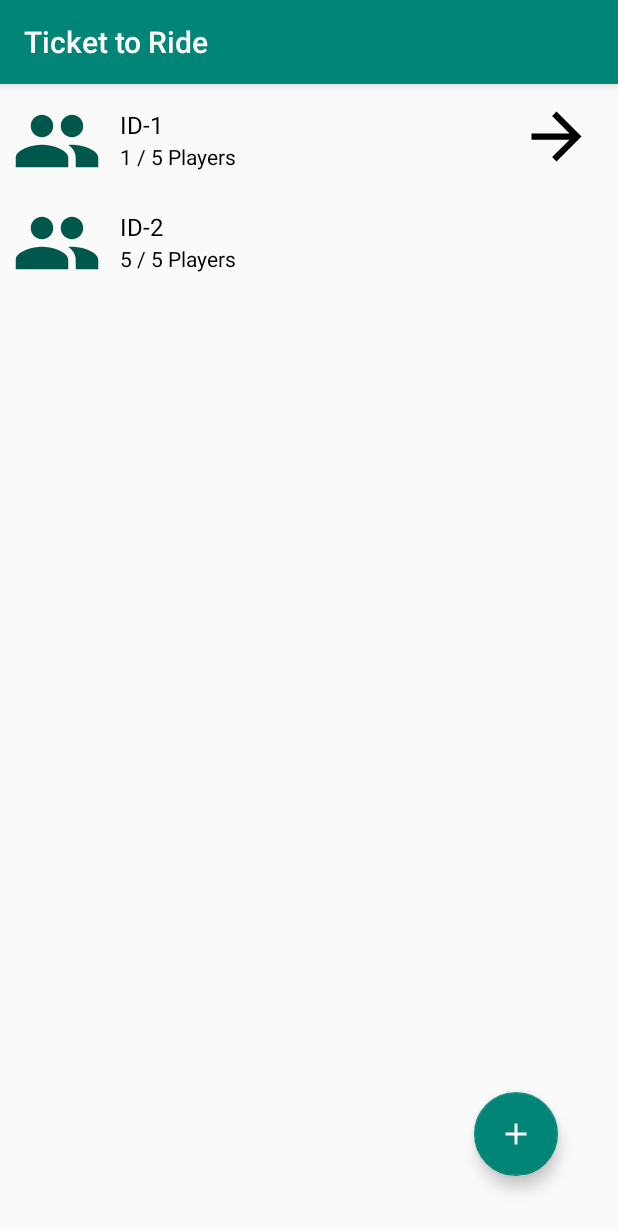
After one commit to isaacrae483/cs340-ticket-to-ride, an Android app: the GameListActivity screen opened directly, with no data from a screen before it, on a phone screen of 412 x 824 dp. The commit adds this screen. Shown: the top 1231 px of the screen. Run offline under Robolectric (Android 15) with nearby library versions, the phone set to English and light mode, and no system bars.

Commit message:
Game class now implements IGameListEntry. The GameListActivity is pretty much done. Interface created for the GameListActivity. GameListPresenter has been added to.

```diff
--- a/app/build.gradle
+++ b/app/build.gradle
@@ -28,4 +28,5 @@ dependencies {
     androidTestImplementation 'com.android.support.test:runner:1.0.2'
     androidTestImplementation 'com.android.support.test.espresso:espresso-core:3.0.2'
     implementation project(path: ':tickettoride')
+    implementation 'com.android.support:recyclerview-v7:28.0.0'
 }
--- a/app/src/main/AndroidManifest.xml
+++ b/app/src/main/AndroidManifest.xml
@@ -24,6 +24,9 @@
                 <category android:name="android.intent.category.LAUNCHER" />
             </intent-filter>
         </activity>
+        <activity android:name=".Client.views.GameListActivity">
+
+        </activity>
     </application>
 
 </manifest>
--- a/app/src/main/java/edu/byu/cs340/tickettoride/Client/ClientModel.java
+++ b/app/src/main/java/edu/byu/cs340/tickettoride/Client/ClientModel.java
@@ -29,6 +29,7 @@ public class ClientModel extends Observable {
 
     public void setUsername(Username username) {
         this.username = username;
+        notifyObservers();
     }
 
     public MapGames getGames() {
@@ -37,6 +38,7 @@ public class ClientModel extends Observable {
 
     public void setGames(MapGames games) {
         this.games = games;
+        notifyObservers();
     }
 
     public Game getGame(ID id){
@@ -45,10 +47,12 @@ public class ClientModel extends Observable {
 
     public void addGame(Game game){
         games.addGame(game);
+        notifyObservers();
     }
 
     public void incrementPlayers(ID id, Username newUser){
         games.getGame(id).addPlayer(newUser);
+        notifyObservers();
     }
 
     public ID getActiveGameID() {
--- a/app/src/main/java/edu/byu/cs340/tickettoride/Client/presenters/GameListPresenter.java
+++ b/app/src/main/java/edu/byu/cs340/tickettoride/Client/presenters/GameListPresenter.java
@@ -3,10 +3,49 @@ package edu.byu.cs340.tickettoride.Client.presenters;
 import android.graphics.Paint;
 import android.os.AsyncTask;
 
+import java.util.ArrayList;
+import java.util.Observable;
+import java.util.Observer;
+
 import edu.byu.cs340.tickettoride.Client.ClientFacade;
+import edu.byu.cs340.tickettoride.Client.ClientModel;
+import edu.byu.cs340.tickettoride.Client.views.GameListActivity;
+import edu.byu.cs340.tickettoride.shared.Game.Game;
 import edu.byu.cs340.tickettoride.shared.Game.ID;
+import edu.byu.cs340.tickettoride.shared.Interface.IGameListEntry;
+import edu.byu.cs340.tickettoride.shared.User.Username;
 
-public class GameListPresenter {
+public class GameListPresenter implements IGameListPresenter, Observer {
+
+    private GameListActivity mGameListActivity;
+    private ClientFacade mClientFacade;
+    private ClientModel mClientModel;
+
+    public GameListPresenter(GameListActivity activity) {
+        mGameListActivity = activity;
+        mClientFacade = ClientFacade.instance();
+        mClientModel = ClientModel.instance();
+
+        // TESTING PURPOSES ONLY
+        ArrayList<IGameListEntry> testList = new ArrayList<IGameListEntry>();
+        try {
+            Game game = new Game();
+            game.addPlayer(new Username("testUser"));
+            Game game2 = new Game();
+            game2.addPlayer(new Username("testUser"));
+            game2.addPlayer(new Username("testUser"));
+            game2.addPlayer(new Username("testUser"));
+            game2.addPlayer(new Username("testUser"));
+            game2.addPlayer(new Username("testUser"));
+            testList.add(game);
+            testList.add(game2);
+        } catch (Throwable e) {
+            e.printStackTrace();
+        }
+        mGameListActivity.setGameList(testList);
+
+    }
+
     public void joinGame(ID id){
         JoinGameTask task = new JoinGameTask();
         task.execute(id);
@@ -21,8 +60,37 @@ public class GameListPresenter {
         //changes to the GameList Fragment
     }
 
-    public void displayToast(String string){
-        //displays toast usually an error that couldn't log in or register
+    @Override
+    public void addGamePressed() {
+        // FOR TESTING PURPOSES ONLY
+        ArrayList<IGameListEntry> testList = new ArrayList<IGameListEntry>();
+        try {
+            Game game = new Game();
+            game.addPlayer(new Username("testUser"));
+            Game game2 = new Game();
+            game2.addPlayer(new Username("testUser"));
+            game2.addPlayer(new Username("testUser"));
+            game2.addPlayer(new Username("testUser"));
+            game2.addPlayer(new Username("testUser"));
+            game2.addPlayer(new Username("testUser"));
+            testList.add(game);
+            testList.add(game2);
+        } catch (Throwable e) {
+            e.printStackTrace();
+        }
+        mGameListActivity.addGameToList(testList.get(0));
+        mGameListActivity.addGameToList(testList.get(1));
+        mGameListActivity.displayToast("Add Game Pressed");
+    }
+
+    @Override
+    public void joinGamePressed(ID gameID) {
+        mGameListActivity.displayToast(gameID.getId() + " pressed");
+    }
+
+    @Override
+    public void update(Observable observable, Object o) {
+
     }
 
 
--- a/app/src/main/java/edu/byu/cs340/tickettoride/Client/presenters/IGameListPresenter.java
+++ b/app/src/main/java/edu/byu/cs340/tickettoride/Client/presenters/IGameListPresenter.java
@@ -1,10 +1,13 @@
 package edu.byu.cs340.tickettoride.Client.presenters;
 
 import java.util.Observer;
+
+import edu.byu.cs340.tickettoride.shared.Game.ID;
 
 /**
  * Created by Thomas Lewis on 2/3/19.
  */
 public interface IGameListPresenter {
-
+    void addGamePressed();
+    void joinGamePressed(ID gameID);
 }
--- a/app/src/main/java/edu/byu/cs340/tickettoride/Client/presenters/ILoginPresenter.java
+++ b/app/src/main/java/edu/byu/cs340/tickettoride/Client/presenters/ILoginPresenter.java
@@ -12,5 +12,5 @@ public interface ILoginPresenter {
     void usernameChanged(String username);
     void passwordChanged(String password);
     void serverHostChanged(String host);
-
+    void viewDestroyed();
 }
--- /dev/null
+++ b/app/src/main/java/edu/byu/cs340/tickettoride/Client/views/GameListActivity.java
@@ -0,0 +1,169 @@
+package edu.byu.cs340.tickettoride.Client.views;
+
+import android.content.Context;
+import android.content.Intent;
+import android.os.Bundle;
+import android.support.annotation.NonNull;
+import android.support.design.widget.FloatingActionButton;
+import android.support.v7.app.AppCompatActivity;
+import android.support.v7.widget.LinearLayoutManager;
+import android.support.v7.widget.RecyclerView;
+import android.view.LayoutInflater;
+import android.view.View;
+import android.view.ViewGroup;
+import android.widget.ImageView;
+import android.widget.TextView;
+import android.widget.Toast;
+
+import java.util.ArrayList;
+import java.util.List;
+
+import edu.byu.cs340.tickettoride.Client.presenters.GameListPresenter;
+import edu.byu.cs340.tickettoride.Client.presenters.IGameListPresenter;
+import edu.byu.cs340.tickettoride.R;
+import edu.byu.cs340.tickettoride.shared.Game.Game;
+import edu.byu.cs340.tickettoride.shared.Game.ID;
+import edu.byu.cs340.tickettoride.shared.Interface.IGameListEntry;
+
+/**
+ * Created by Thomas Lewis on 2/4/19.
+ */
+public class GameListActivity extends AppCompatActivity {
+
+    RecyclerView mGameList;
+    GameAdapater mGameAdapater;
+
+    FloatingActionButton mAddGameButton;
+    IGameListPresenter mGameListPresenter;
+
+
+
+    public static Intent newIntent(Context packageContext) {
+        return new Intent(packageContext, GameListActivity.class);
+    }
+
+    public void setGameList(List<IGameListEntry> games) {
+        mGameAdapater.setNewDataset(games);
+        mGameAdapater.notifyDataSetChanged();
+    }
+
+    public void addGameToList(IGameListEntry game) {
+        mGameAdapater.addGameEntry(game);
+    }
+
+    public void updateGame(IGameListEntry game) {
+        mGameAdapater.gameChanged(game);
+    }
+
+    public void displayToast(String text) {
+        Toast.makeText(this.getApplicationContext(), text, Toast.LENGTH_LONG).show();
+    }
+
+
+    @Override
+    protected void onCreate(Bundle savedInstanceState) {
+        super.onCreate(savedInstanceState);
+        setContentView(R.layout.activity_game_list);
+
+        mAddGameButton = findViewById(R.id.newGameButton);
+        mGameList = findViewById(R.id.gameList);
+
+        mGameList.setLayoutManager(new LinearLayoutManager(this));
+        mGameAdapater = new GameAdapater(new ArrayList<IGameListEntry>());
+        mGameList.setAdapter(mGameAdapater);
+
+        // Initialize presenter after all members have been defined
+        mGameListPresenter = new GameListPresenter(this);
+
+        mAddGameButton.setOnClickListener(new View.OnClickListener() {
+            @Override
+            public void onClick(View view) {
+                mGameListPresenter.addGamePressed();
+            }
+        });
+
+
+
+    }
+
+    private class GameHolder extends RecyclerView.ViewHolder {
+        ID mGameID;
+        int mPlayerCount;
+        ImageView mJoinGameButton;
+        TextView mPlayerCountView;
+        TextView mGameNameView;
+        String playerCountTemplate = getResources().getString(R.string.player_count_list);
+
+        public GameHolder(LayoutInflater inflater, ViewGroup parent) {
+            super(inflater.inflate(R.layout.list_item_game, parent, false));
+            mJoinGameButton = itemView.findViewById(R.id.joinButton);
+            mJoinGameButton.setOnClickListener(new View.OnClickListener() {
+                @Override
+                public void onClick(View view) {
+                    mGameListPresenter.joinGamePressed(mGameID);
+                }
+            });
+            mPlayerCountView = itemView.findViewById(R.id.playerCount);
+            mGameNameView = itemView.findViewById(R.id.gameID);
+        }
+
+        public void bind(IGameListEntry game) {
+            mGameID = game.getId();
+            mPlayerCount = game.getPlayerCount();
+            mGameNameView.setText(mGameID.getId());
+            mPlayerCountView.setText(mPlayerCount + playerCountTemplate);
+            if (game.isGameFull())
+                mJoinGameButton.setVisibility(View.INVISIBLE);
+            else
+                mJoinGameButton.setVisibility(View.VISIBLE);
+        }
+
+
+    }
+
+    private class GameAdapater extends RecyclerView.Adapter<RecyclerView.ViewHolder> {
+
+        private List<IGameListEntry> mGameList;
+
+        public GameAdapater(List<IGameListEntry> initialGameList) {
+            mGameList = initialGameList;
+        }
+
+        @NonNull
+        @Override
+        public RecyclerView.ViewHolder onCreateViewHolder(@NonNull ViewGroup parent, int viewType) {
+            LayoutInflater layoutInflater = LayoutInflater.from(GameListActivity.this);
+            return new GameHolder(layoutInflater, parent);
+        }
+
+        @Override
+        public void onBindViewHolder(@NonNull RecyclerView.ViewHolder viewHolder, int position) {
+            ((GameHolder) viewHolder).bind(mGameList.get(position));
+        }
+
+        @Override
+        public int getItemCount() {
+            return mGameList.size();
+        }
+
+        void setNewDataset(List<IGameListEntry> gameList) {
+            mGameList = gameList;
+        }
+
+        void addGameEntry(IGameListEntry entry) {
+            mGameList.add(entry);
+            this.notifyItemInserted(mGameList.size() - 1);
+        }
+
+        void gameChanged(IGameListEntry game) {
+            for (int i = 0; i < mGameList.size(); i++) {
+                if (mGameList.get(i).getId().equals(game.getId())) {
+                    mGameList.set(i, game);
+                    notifyItemChanged(i);
+                }
+            }
+        }
+    }
+
+
+}
--- a/app/src/main/res/layout/activity_game_list.xml
+++ b/app/src/main/res/layout/activity_game_list.xml
@@ -1,38 +1,33 @@
 <?xml version="1.0" encoding="utf-8"?>
-<android.support.design.widget.CoordinatorLayout xmlns:android="http://schemas.android.com/apk/res/android"
+<RelativeLayout
+    xmlns:android="http://schemas.android.com/apk/res/android"
     xmlns:app="http://schemas.android.com/apk/res-auto"
     xmlns:tools="http://schemas.android.com/tools"
     android:layout_width="match_parent"
-    android:layout_height="match_parent">
+    android:layout_height="match_parent"
+    android:orientation="vertical">
 
-    <!--tools:context="edu.byu.lewisth.tickettoridedraft.GameList"-->
+    <android.support.v7.widget.RecyclerView
+        android:id="@+id/gameList"
+        android:layout_width="match_parent"
+        android:layout_height="match_parent"
+        tools:listitem="@layout/list_item_game">
 
-    <!-- <android.support.design.widget.AppBarLayout
-        android:layout_width="match_parent"
-        android:layout_height="wrap_content"
-        android:theme="@style/AppTheme.AppBarOverlay">
+    </android.support.v7.widget.RecyclerView>
 
-        <android.support.v7.widget.Toolbar
-            android:id="@+id/toolbar"
-            android:layout_width="match_parent"
-            android:layout_height="?attr/actionBarSize"
-            android:background="?attr/colorPrimary"
-            app:popupTheme="@style/AppTheme.PopupOverlay"
-            tools:title="Game List" />
-
-    </android.support.design.widget.AppBarLayout> -->
-
-    <!--<include layout="@layout/content_game_list" /> -->
-
-    <!-- <android.support.design.widget.FloatingActionButton
-        android:id="@+id/fab"
-        android:layout_width="wrap_content"
-        android:layout_height="wrap_content"
-        android:layout_gravity="bottom|end"
-        android:layout_margin="@dimen/fab_margin"
+    <android.support.design.widget.FloatingActionButton
+        android:id="@+id/newGameButton"
+        android:layout_width="150dp"
+        android:layout_height="150dp"
+        android:layout_alignEnd="@+id/gameList"
+        android:layout_alignParentBottom="true"
+        android:layout_marginEnd="40dp"
+        android:layout_marginBottom="40dp"
+        android:clickable="true"
+        android:focusable="true"
         android:tint="@android:color/background_light"
         app:backgroundTint="@color/colorPrimary"
         app:fabSize="normal"
-        app:srcCompat="@drawable/ic_add_black_24dp" /> -->
-
-</android.support.design.widget.CoordinatorLayout>
+        app:srcCompat="@drawable/ic_add_black_24dp"
+        app:useCompatPadding="false" />
+</RelativeLayout>
--- a/app/src/main/res/layout/fragment_game_list.xml
+++ b/app/src/main/res/layout/fragment_game_list.xml
@@ -4,7 +4,7 @@
     xmlns:tools="http://schemas.android.com/tools"
     android:layout_width="match_parent"
     android:layout_height="match_parent"
-    tools:showIn="@layout/activity_game_list">
+    tools:showIn="@layout/dep_activity_game_list">
     <!--tools:context="edu.byu.lewisth.tickettoridedraft.GameListFragment"-->
 
     <android.support.v7.widget.RecyclerView
--- a/app/src/main/res/layout/list_item_game.xml
+++ b/app/src/main/res/layout/list_item_game.xml
@@ -12,14 +12,14 @@
         android:layout_marginStart="8dp"
         android:layout_marginTop="8dp"
         android:adjustViewBounds="false"
-        android:tint="@color/colorPrimary"
+        android:tint="@color/colorPrimaryDark"
         app:layout_constraintBottom_toBottomOf="parent"
         app:layout_constraintStart_toStartOf="parent"
         app:layout_constraintTop_toTopOf="parent"
         app:srcCompat="@drawable/ic_people_black_60dp" />
 
     <TextView
-        android:id="@+id/playerName"
+        android:id="@+id/gameID"
         android:layout_width="wrap_content"
         android:layout_height="wrap_content"
         android:layout_marginStart="12dp"
@@ -41,7 +41,7 @@
         android:textColor="@android:color/black"
         app:layout_constraintBottom_toBottomOf="parent"
         app:layout_constraintStart_toEndOf="@+id/playerIcon"
-        app:layout_constraintTop_toBottomOf="@+id/playerName"
+        app:layout_constraintTop_toBottomOf="@+id/gameID"
         app:layout_constraintVertical_bias="0.321"
         tools:text="0/5 Players" />
 
--- a/app/src/main/res/layout/list_waiting_player.xml
+++ b/app/src/main/res/layout/list_waiting_player.xml
@@ -19,7 +19,7 @@
         app:srcCompat="@drawable/ic_person_black_60dp" />
 
     <TextView
-        android:id="@+id/playerName"
+        android:id="@+id/gameID"
         android:layout_width="wrap_content"
         android:layout_height="wrap_content"
         android:layout_marginBottom="8dp"
--- a/app/src/main/res/values/strings.xml
+++ b/app/src/main/res/values/strings.xml
@@ -21,4 +21,9 @@
     <string name="register">Register</string>
     <string name="password_incorrect_format">Password must be filled</string>
     <string name="username_incorrect_format">Invalid Username</string>
+    <string name="login_success">Login Success</string>
+    <string name="login_failed">Login Failed</string>
+    <string name="register_failed">Register Failed</string>
+    <string name="register_success">Regsiter Success</string>
+    <string name="player_count_list">\u0020/ 5 Players</string>
 </resources>
--- a/tickettoride/src/main/java/edu/byu/cs340/tickettoride/shared/Game/Game.java
+++ b/tickettoride/src/main/java/edu/byu/cs340/tickettoride/shared/Game/Game.java
@@ -3,13 +3,15 @@ package edu.byu.cs340.tickettoride.shared.Game;
 import java.util.ArrayList;
 import java.util.List;
 
+import edu.byu.cs340.tickettoride.shared.Interface.IGameListEntry;
 import edu.byu.cs340.tickettoride.shared.User.User;
 import edu.byu.cs340.tickettoride.shared.User.Username;
 
-public class Game{
+public class Game implements IGameListEntry {
     private ID id;
     private List<Username> users;
     private int numPlayers;
+    private final int MAX_PLAYERS = 5;
 
     public Game() {
         id = ID.generate();
@@ -19,10 +21,17 @@ public class Game{
         this.id = id;
     }
 
+    @Override
     public int getPlayerCount(){
         return users.size();
     }
 
+    @Override
+    public boolean isGameFull() {
+        return (getPlayerCount() >= MAX_PLAYERS);
+    }
+
+    @Override
     public ID getId() {
         return id;
     }
--- /dev/null
+++ b/tickettoride/src/main/java/edu/byu/cs340/tickettoride/shared/Interface/IGameListEntry.java
@@ -0,0 +1,12 @@
+package edu.byu.cs340.tickettoride.shared.Interface;
+
+import edu.byu.cs340.tickettoride.shared.Game.ID;
+
+/**
+ * Created by Thomas Lewis on 2/5/19.
+ */
+public interface IGameListEntry {
+    ID getId();
+    int getPlayerCount();
+    boolean isGameFull();
+}
```
Also changed, not shown: app/src/main/java/edu/byu/cs340/tickettoride/Client/ClientFacade.java (+7 -0 lines), app/src/main/java/edu/byu/cs340/tickettoride/Client/presenters/LoginPresenter.java (+65 -30 lines), app/src/main/java/edu/byu/cs340/tickettoride/Client/presenters/Presenter.java (added, +8 -0 lines), app/src/main/java/edu/byu/cs340/tickettoride/Client/views/IGameListActivity.java (added, +39 -0 lines), app/src/main/java/edu/byu/cs340/tickettoride/Client/views/LoginActivity.java (+6 -3 lines), app/src/main/res/layout/dep_activity_game_list.xml (added, +38 -0 lines).
